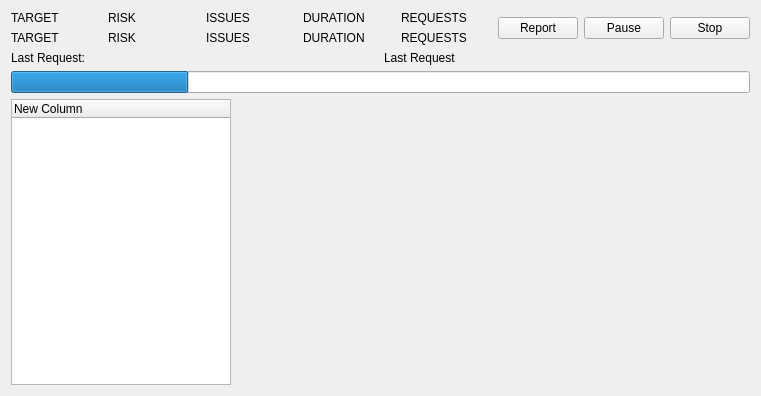
This is scanwindow.ui in miracletech322/ProtCyberUltraScanner as Qt 5 draws it before an edit. The edited form follows.
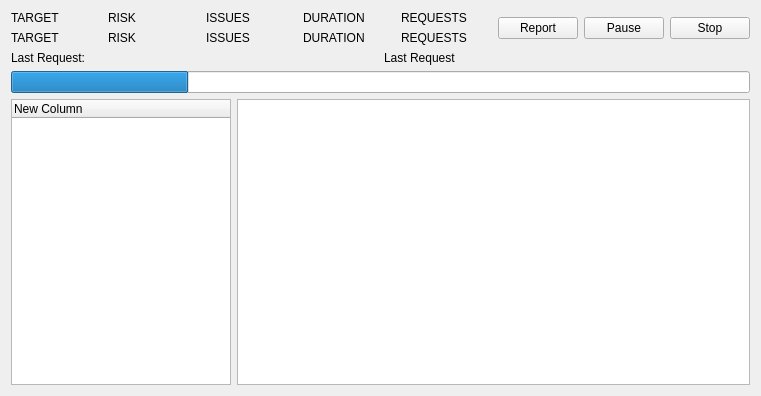
This is the edited form.

What changed in the file:
```diff
--- a/scanwindow.ui
+++ b/scanwindow.ui
@@ -183,7 +183,7 @@
         </widget>
        </item>
        <item>
-        <widget class="QWidget" name="widget" native="true"/>
+        <widget class="QPlainTextEdit" name="plainTextEdit"/>
        </item>
       </layout>
      </item>
```
